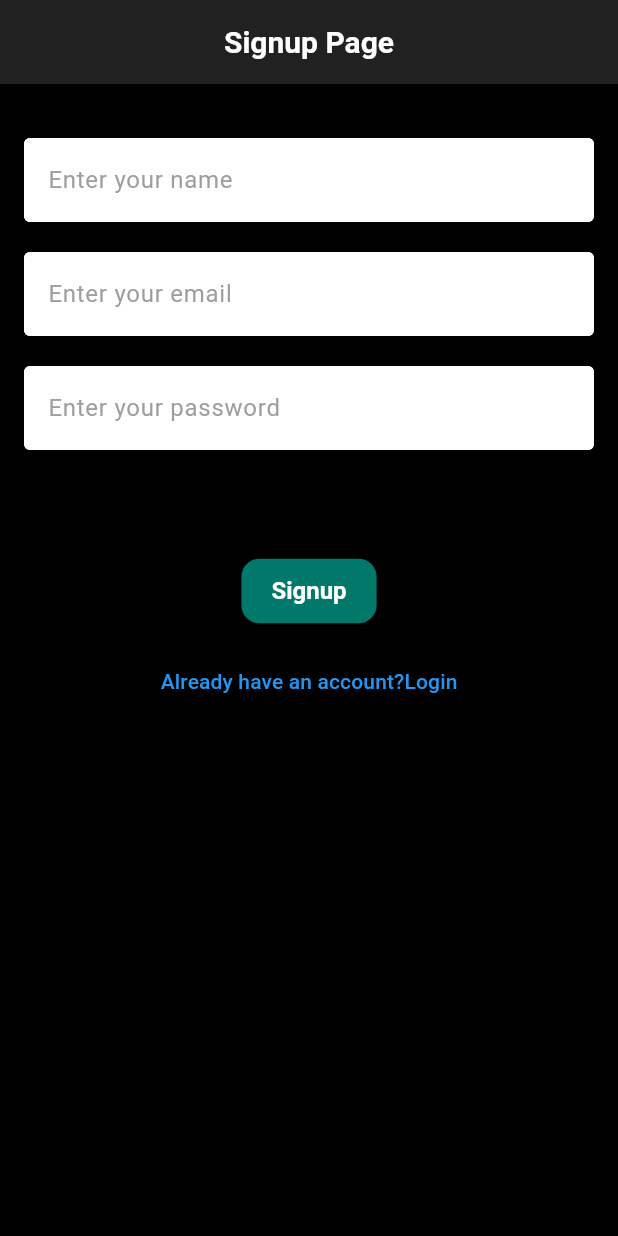
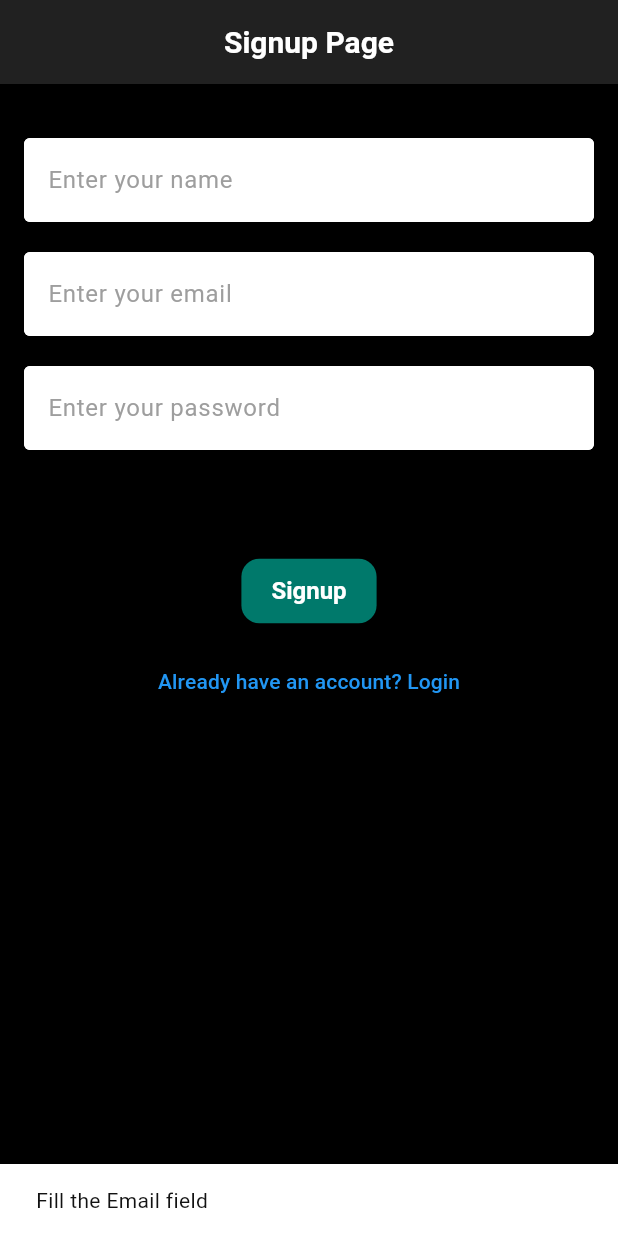
Before and after one commit to tfxTanoli/Quiz-Application-In-Flutter, a Flutter app: the screen it shows after launch, after a tap on "Signup", on a phone screen of 412 x 824 dp. Run offline on Flutter 3.47's test engine with Material 3 defaults, Android fonts, the phone set to English and light mode, and no system bars; our stand-ins replace cloud_firestore, firebase_core, firebase_database; accounts and stored records are empty.

Commit message:
final commit

```diff
--- a/quiz_app/lib/signup_page.dart
+++ b/quiz_app/lib/signup_page.dart
@@ -34,6 +34,66 @@ class _SignupPageState extends State<SignupPage> {
   final TextEditingController name = TextEditingController();
   final TextEditingController email = TextEditingController();
   final TextEditingController password = TextEditingController();
+
+  Future<void> checkAndSignupUser() async {
+    String enteredEmail = email.text.trim();
+
+    // Fetch data from the database to check if the email already exists
+    final snapshot = await databaseRef.get();
+    var data = snapshot.value;
+
+    if (data != null && data is Map) {
+      bool emailExists = false;
+
+      // Check if entered email matches any existing email
+      data.forEach((key, value) {
+        if (value is Map && value['Email'] == enteredEmail) {
+          emailExists = true;
+        }
+      });
+
+      if (emailExists) {
+        debugPrint("This email is already registered. Signup failed.");
+        ScaffoldMessenger.of(context).showSnackBar(const SnackBar(
+          content: Text("Email is already registered."),
+          backgroundColor: Colors.red,
+        ));
+        return;
+      }
+    }
+
+    // If email does not exist, proceed with signup
+    if (password.text.toString().length > 10 &&
+        email.text.toString().contains('@gmail.com') &&
+        email.text.toString().length > 8) {
+      databaseRef.push().set({
+        'Name': name.text.toString(),
+        'Email': email.text.toString(),
+        'Password': password.text.toString(),
+      }).then((_) {
+        debugPrint("Signup Successful");
+        Navigator.push(
+          context,
+          MaterialPageRoute(
+            builder: (context) => QuizScreen(username: name.text.toString()),
+          ),
+        );
+      }).onError((error, StackTrace) {
+        debugPrint('Error: $error');
+      });
+    } else if (email.text.toString().length == 0) {
+      ScaffoldMessenger.of(context)
+          .showSnackBar(const SnackBar(content: Text('Fill the Email field')));
+    } else if (name.text.toString().length == 0) {
+      ScaffoldMessenger.of(context)
+          .showSnackBar(const SnackBar(content: Text('Fill the Name field')));
+    } else if (password.text.toString().length == 0) {
+      ScaffoldMessenger.of(context)
+          .showSnackBar(const SnackBar(content: Text('Please set password')));
+    } else {
+      debugPrint("Invalid data. Signup failed.");
+    }
+  }
 
   @override
   Widget build(BuildContext context) {
@@ -106,27 +166,7 @@ class _SignupPageState extends State<SignupPage> {
               child: Container(
                 margin: const EdgeInsets.symmetric(horizontal: 50),
                 child: ElevatedButton(
-                  onPressed: () {
-                    if (password.text.toString().length > 10 &&
-                        email.text.toString().contains('@gmail.com') &&
-                        email.text.toString().length > 8) {
-                      databaseRef.child('UserInfo').push().set({
-                        'Name : ${name.text.toString()} Email: ${email.text.toString()} Password : ${password.text.toString()}'
-                      }).then((_) {
-                        debugPrint("Signup Successfully");
-                        Navigator.push(
-                            context,
-                            MaterialPageRoute(
-                                builder: (context) => QuizScreen(
-                                      username: name.text.toString(),
-                                    )));
-                      }).onError((error, StackTrace) {
-                        debugPrint('Error : $error');
-                      });
-                    } else {
-                      debugPrint("Not Signup Successfully");
-                    }
-                  },
+                  onPressed: checkAndSignupUser,
                   child: const Text("Signup"),
                 ),
               ),
@@ -140,8 +180,8 @@ class _SignupPageState extends State<SignupPage> {
                     MaterialPageRoute(builder: (context) => LoginPage()),
                   );
                 },
-                child: Text(
-                  "Already have an account?Login",
+                child: const Text(
+                  "Already have an account? Login",
                   style: TextStyle(color: Colors.blue),
                 ),
               ),
```
Also changed, not shown: quiz_app/lib/Result.dart (+33 -7 lines), quiz_app/lib/login_page.dart (+28 -54 lines), quiz_app/lib/main.dart (+83 -13 lines).
